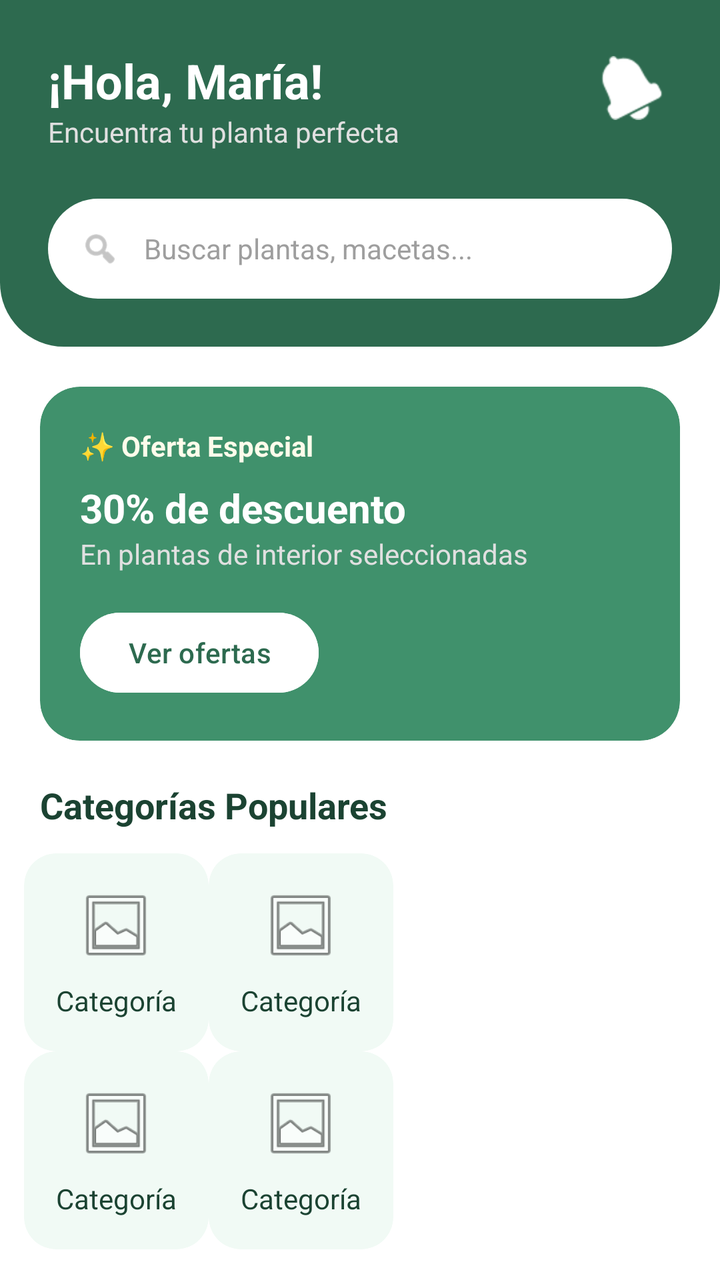
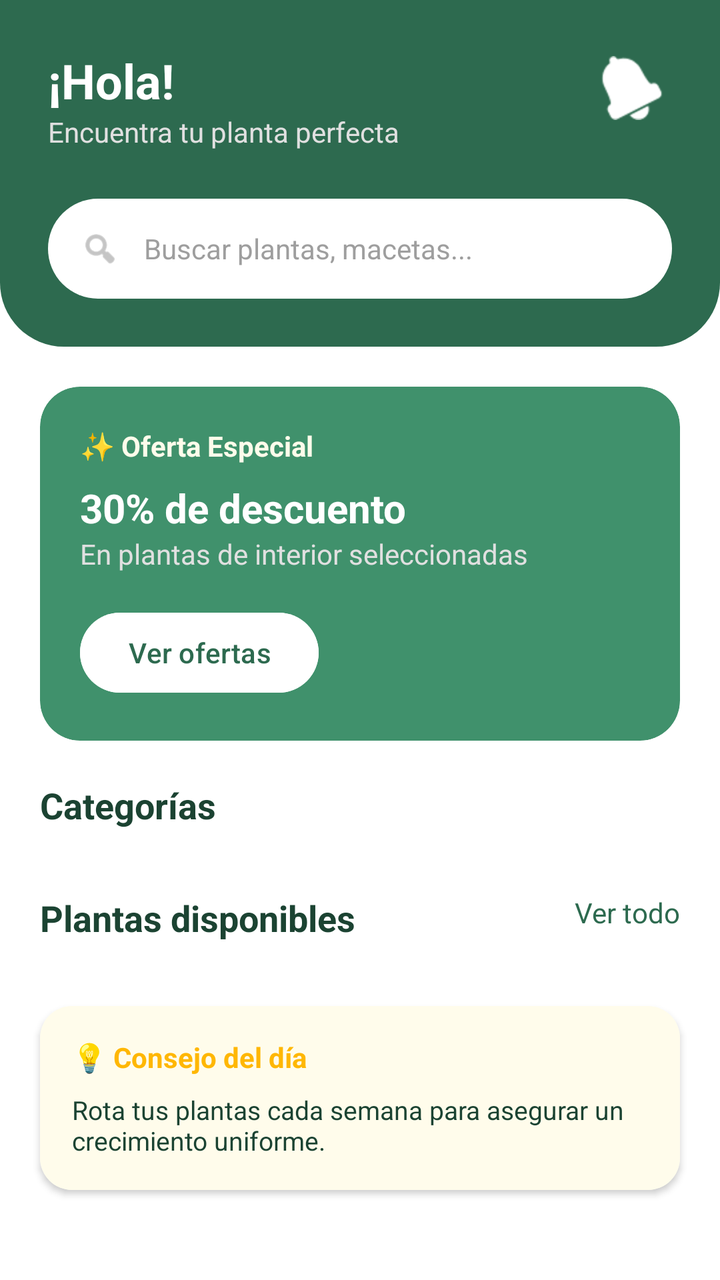

Screens rendered from an Android XML layout before and after an edit, with the pre-edit source and the edit as a unified diff.
<!-- AndroidManifest.xml: application theme Theme.Plantifyapp -->
<!-- res/layout/fragment_home.xml -->
<?xml version="1.0" encoding="utf-8"?>
<androidx.constraintlayout.widget.ConstraintLayout xmlns:android="http://schemas.android.com/apk/res/android"
    xmlns:app="http://schemas.android.com/apk/res-auto"
    xmlns:tools="http://schemas.android.com/tools"
    android:layout_width="match_parent"
    android:layout_height="match_parent"
    android:background="@color/white">

    
    <LinearLayout
        android:id="@+id/headerLayout"
        android:layout_width="match_parent"
        android:layout_height="wrap_content"
        android:background="@drawable/bg_header"
        android:orientation="vertical"
        android:padding="24dp"
        app:layout_constraintTop_toTopOf="parent">

        <RelativeLayout
            android:layout_width="match_parent"
            android:layout_height="wrap_content">

            <LinearLayout
                android:layout_width="wrap_content"
                android:layout_height="wrap_content"
                android:orientation="vertical">

                <TextView
                    android:id="@+id/tvGreeting"
                    android:layout_width="wrap_content"
                    android:layout_height="wrap_content"
                    android:text="¡Hola, María!"
                    android:textColor="@color/white"
                    android:textSize="24sp"
                    android:textStyle="bold" />

                <TextView
                    android:layout_width="wrap_content"
                    android:layout_height="wrap_content"
                    android:text="Encuentra tu planta perfecta"
                    android:textColor="@color/text_white_secondary"
                    android:textSize="14sp" />
            </LinearLayout>

            <ImageButton
                android:layout_width="40dp"
                android:layout_height="40dp"
                android:layout_alignParentEnd="true"
                android:background="@android:color/transparent"
                android:src="@android:drawable/ic_popup_reminder"
                app:tint="@color/white" />
        </RelativeLayout>

        <LinearLayout
            android:id="@+id/searchBarClickable"
            android:layout_width="match_parent"
            android:layout_height="50dp"
            android:layout_marginTop="24dp"
            android:background="@drawable/bg_search_bar"
            android:gravity="center_vertical"
            android:paddingHorizontal="16dp"
            android:clickable="true"
            android:focusable="true">

            <ImageView
                android:layout_width="20dp"
                android:layout_height="20dp"
                android:src="@android:drawable/ic_menu_search"
                app:tint="@color/gray_medium" />

            <TextView
                android:layout_width="match_parent"
                android:layout_height="wrap_content"
                android:layout_marginStart="12dp"
                android:text="Buscar plantas, macetas..."
                android:textColor="@color/gray_medium"
                android:textSize="14sp" />
        </LinearLayout>
    </LinearLayout>

    
    <androidx.core.widget.NestedScrollView
        android:layout_width="match_parent"
        android:layout_height="0dp"
        android:fillViewport="true"
        app:layout_constraintBottom_toBottomOf="parent"
        app:layout_constraintTop_toBottomOf="@id/headerLayout">

        <LinearLayout
            android:layout_width="match_parent"
            android:layout_height="wrap_content"
            android:orientation="vertical"
            android:paddingBottom="20dp">

            
            <androidx.cardview.widget.CardView
                android:layout_width="match_parent"
                android:layout_height="wrap_content"
                android:layout_margin="20dp"
                app:cardCornerRadius="20dp"
                app:cardElevation="0dp">

                <LinearLayout
                    android:layout_width="match_parent"
                    android:layout_height="wrap_content"
                    android:background="@drawable/bg_offer_banner"
                    android:orientation="vertical"
                    android:padding="20dp">

                    <TextView
                        android:layout_width="wrap_content"
                        android:layout_height="wrap_content"
                        android:text="✨ Oferta Especial"
                        android:textColor="@color/yellow_advice_bg"
                        android:textStyle="bold" />

                    <TextView
                        android:layout_width="wrap_content"
                        android:layout_height="wrap_content"
                        android:layout_marginTop="8dp"
                        android:text="30% de descuento"
                        android:textColor="@color/white"
                        android:textSize="20sp"
                        android:textStyle="bold" />

                    <TextView
                        android:layout_width="wrap_content"
                        android:layout_height="wrap_content"
                        android:text="En plantas de interior seleccionadas"
                        android:textColor="@color/text_white_secondary" />

                    <Button
                        android:layout_width="wrap_content"
                        android:layout_height="wrap_content"
                        android:layout_marginTop="16dp"
                        android:backgroundTint="@color/white"
                        android:text="Ver ofertas"
                        android:textAllCaps="false"
                        android:textColor="@color/green_primary" />
                </LinearLayout>
            </androidx.cardview.widget.CardView>

            <TextView
                android:layout_width="wrap_content"
                android:layout_height="wrap_content"
                android:layout_marginHorizontal="20dp"
                android:text="Categorías Populares"
                android:textColor="@color/text_primary"
                android:textSize="18sp"
                android:textStyle="bold" />

            <GridLayout
                android:layout_width="match_parent"
                android:layout_height="wrap_content"
                android:layout_margin="12dp"
                android:columnCount="2"
                android:rowCount="2">
                <include layout="@layout/item_category_simple" />
                <include layout="@layout/item_category_simple" />
                <include layout="@layout/item_category_simple" />
                <include layout="@layout/item_category_simple" />
            </GridLayout>

            <RelativeLayout
                android:layout_width="match_parent"
                android:layout_height="wrap_content"
                android:layout_marginHorizontal="20dp"
                android:layout_marginTop="16dp">

                <TextView
                    android:layout_width="wrap_content"
                    android:layout_height="wrap_content"
                    android:text="Recomendados para ti"
                    android:textColor="@color/text_primary"
                    android:textSize="18sp"
                    android:textStyle="bold" />

                <TextView
                    android:id="@+id/tvVerTodo"
                    android:layout_width="wrap_content"
                    android:layout_height="wrap_content"
                    android:layout_alignParentEnd="true"
                    android:text="Ver todo"
                    android:textColor="@color/green_primary"
                    android:clickable="true"
                    android:focusable="true"/>
            </RelativeLayout>

            <androidx.recyclerview.widget.RecyclerView
                android:id="@+id/rvRecommended"
                android:layout_width="match_parent"
                android:layout_height="wrap_content"
                android:layout_marginTop="12dp"
                android:clipToPadding="false"
                android:orientation="horizontal"
                android:paddingHorizontal="16dp"
                app:layoutManager="androidx.recyclerview.widget.LinearLayoutManager"
                tools:listitem="@layout/item_plant_card" />

            
            <androidx.cardview.widget.CardView
                android:layout_width="match_parent"
                android:layout_height="wrap_content"
                android:layout_margin="20dp"
                app:cardCornerRadius="16dp"
                app:cardElevation="2dp">
                <LinearLayout
                    android:layout_width="match_parent"
                    android:layout_height="wrap_content"
                    android:background="@color/yellow_advice_bg"
                    android:orientation="vertical"
                    android:padding="16dp">
                    <TextView
                        android:layout_width="wrap_content"
                        android:layout_height="wrap_content"
                        android:text="💡 Consejo del día"
                        android:textColor="@color/orange_accent"
                        android:textStyle="bold" />
                    <TextView
                        android:layout_width="match_parent"
                        android:layout_height="wrap_content"
                        android:layout_marginTop="8dp"
                        android:text="Rota tus plantas cada semana para asegurar un crecimiento uniforme."
                        android:textColor="@color/text_primary"
                        android:textSize="13sp" />
                </LinearLayout>
            </androidx.cardview.widget.CardView>
        </LinearLayout>
    </androidx.core.widget.NestedScrollView>
</androidx.constraintlayout.widget.ConstraintLayout>
<!-- res/layout/item_category_simple.xml (included above) -->
<?xml version="1.0" encoding="utf-8"?>
<androidx.cardview.widget.CardView xmlns:android="http://schemas.android.com/apk/res/android"
    xmlns:app="http://schemas.android.com/apk/res-auto"
    android:layout_width="0dp"
    android:layout_height="wrap_content"
    android:layout_margin="8dp"
    android:layout_weight="1"
    app:cardCornerRadius="16dp"
    app:cardElevation="0dp">

    <LinearLayout
        android:layout_width="match_parent"
        android:layout_height="wrap_content"
        android:background="@drawable/bg_category_card"
        android:gravity="center"
        android:orientation="vertical"
        android:padding="16dp">

        <ImageView
            android:id="@+id/ivCategoryIcon"
            android:layout_width="40dp"
            android:layout_height="40dp"
            android:src="@android:drawable/ic_menu_gallery" />

        <TextView
            android:id="@+id/tvCategoryName"
            android:layout_width="wrap_content"
            android:layout_height="wrap_content"
            android:layout_marginTop="8dp"
            android:text="Categoría"
            android:textColor="@color/text_primary"
            android:textSize="14sp" />
    </LinearLayout>
</androidx.cardview.widget.CardView>
<!-- res/layout/item_plant_card.xml (included above) -->
<?xml version="1.0" encoding="utf-8"?>
<androidx.cardview.widget.CardView xmlns:android="http://schemas.android.com/apk/res/android"
    xmlns:app="http://schemas.android.com/apk/res-auto"
    android:layout_width="160dp"
    android:layout_height="wrap_content"
    android:layout_margin="8dp"
    app:cardCornerRadius="20dp"
    app:cardElevation="2dp">

    <LinearLayout
        android:layout_width="match_parent"
        android:layout_height="wrap_content"
        android:orientation="vertical">

        <RelativeLayout
            android:layout_width="match_parent"
            android:layout_height="140dp">

            <ImageView
                android:id="@+id/ivPlantImage"
                android:layout_width="match_parent"
                android:layout_height="match_parent"
                android:scaleType="centerCrop"
                android:src="@android:drawable/ic_menu_gallery" />

            <TextView
                android:id="@+id/tvPrice"
                android:layout_width="wrap_content"
                android:layout_height="wrap_content"
                android:layout_alignParentEnd="true"
                android:layout_margin="10dp"
                android:background="@drawable/bg_search_bar"
                android:paddingHorizontal="8dp"
                android:paddingVertical="4dp"
                android:text="$25.00"
                android:textColor="@color/text_primary"
                android:textSize="12sp"
                android:textStyle="bold" />
        </RelativeLayout>

        <LinearLayout
            android:layout_width="match_parent"
            android:layout_height="wrap_content"
            android:orientation="vertical"
            android:padding="12dp">

            <TextView
                android:id="@+id/tvPlantName"
                android:layout_width="match_parent"
                android:layout_height="wrap_content"
                android:text="Nombre Planta"
                android:textColor="@color/text_primary"
                android:textSize="14sp"
                android:textStyle="bold" />

            <TextView
                android:id="@+id/tvPlantScientific"
                android:layout_width="match_parent"
                android:layout_height="wrap_content"
                android:text="Scientific name"
                android:textColor="@color/gray_medium"
                android:textSize="11sp"
                android:fontStyle="italic" />

            <LinearLayout
                android:layout_width="match_parent"
                android:layout_height="wrap_content"
                android:layout_marginTop="4dp"
                android:gravity="center_vertical"
                android:orientation="horizontal">

                <ImageView
                    android:layout_width="12dp"
                    android:layout_height="12dp"
                    android:src="@android:drawable/btn_star_big_on"
                    app:tint="@color/orange_accent" />

                <TextView
                    android:id="@+id/tvRating"
                    android:layout_width="wrap_content"
                    android:layout_height="wrap_content"
                    android:layout_marginStart="4dp"
                    android:text="4.8"
                    android:textColor="@color/text_primary"
                    android:textSize="12sp"
                    android:textStyle="bold" />

                <TextView
                    android:id="@+id/tvReviews"
                    android:layout_width="wrap_content"
                    android:layout_height="wrap_content"
                    android:layout_marginStart="4dp"
                    android:text="(124)"
                    android:textColor="@color/gray_medium"
                    android:textSize="11sp" />
            </LinearLayout>

            <Button
                android:id="@+id/btnAddToCart"
                android:layout_width="match_parent"
                android:layout_height="36dp"
                android:layout_marginTop="8dp"
                android:backgroundTint="@color/green_primary"
                android:insetTop="0dp"
                android:insetBottom="0dp"
                android:text="Añadir"
                android:textAllCaps="false"
                android:textSize="12sp"
                app:cornerRadius="10dp" />
        </LinearLayout>
    </LinearLayout>
</androidx.cardview.widget.CardView>
<!-- resources referenced by this layout -->
<resources>
  <color name="gray_medium">#9E9E9E</color>
  <color name="green_primary">#2D6A4F</color>
  <color name="orange_accent">#FFB703</color>
  <color name="text_primary">#1B4332</color>
  <color name="text_white_secondary">#E0E0E0</color>
  <color name="white">#FFFFFFFF</color>
  <color name="yellow_advice_bg">#FFFCEB</color>
  <!-- drawable bg_category_card (drawable) -->
  <?xml version="1.0" encoding="utf-8"?>
  <shape xmlns:android="http://schemas.android.com/apk/res/android">
      <solid android:color="@color/category_bg" />
      <corners android:radius="16dp" />
  </shape>
  <!-- drawable bg_header (drawable) -->
  <?xml version="1.0" encoding="utf-8"?>
  <shape xmlns:android="http://schemas.android.com/apk/res/android">
      <solid android:color="@color/green_primary" />
      <corners
          android:bottomLeftRadius="32dp"
          android:bottomRightRadius="32dp" />
  </shape>
  <!-- drawable bg_offer_banner (drawable) -->
  <?xml version="1.0" encoding="utf-8"?>
  <shape xmlns:android="http://schemas.android.com/apk/res/android">
      <solid android:color="@color/green_offer" />
      <corners android:radius="20dp" />
  </shape>
  <!-- drawable bg_search_bar (drawable) -->
  <?xml version="1.0" encoding="utf-8"?>
  <shape xmlns:android="http://schemas.android.com/apk/res/android">
      <solid android:color="@color/white" />
      <corners android:radius="25dp" />
  </shape>
  <style name="Theme.Plantifyapp" parent="Base.Theme.Plantifyapp" />
  <color name="category_bg">#F1FAF5</color>
  <color name="green_offer">#40916C</color>
  <style name="Base.Theme.Plantifyapp" parent="Theme.Material3.DayNight.NoActionBar">
          
          
      </style>
</resources>

<!-- the commit's change to res/layout/fragment_home.xml (unified diff, before → after) -->
@@ -29,7 +29,7 @@
                     android:id="@+id/tvGreeting"
                     android:layout_width="wrap_content"
                     android:layout_height="wrap_content"
-                    android:text="¡Hola, María!"
+                    android:text="¡Hola!"
                     android:textColor="@color/white"
                     android:textSize="24sp"
                     android:textStyle="bold" />
@@ -51,6 +51,7 @@
                 app:tint="@color/white" />
         </RelativeLayout>
 
+        
         <LinearLayout
             android:id="@+id/searchBarClickable"
             android:layout_width="match_parent"
@@ -140,27 +141,50 @@
                 </LinearLayout>
             </androidx.cardview.widget.CardView>
 
+            
             <TextView
                 android:layout_width="wrap_content"
                 android:layout_height="wrap_content"
                 android:layout_marginHorizontal="20dp"
-                android:text="Categorías Populares"
+                android:layout_marginBottom="8dp"
+                android:text="Categorías"
                 android:textColor="@color/text_primary"
                 android:textSize="18sp"
                 android:textStyle="bold" />
 
-            <GridLayout
-                android:layout_width="match_parent"
-                android:layout_height="wrap_content"
-                android:layout_margin="12dp"
-                android:columnCount="2"
-                android:rowCount="2">
-                <include layout="@layout/item_category_simple" />
-                <include layout="@layout/item_category_simple" />
-                <include layout="@layout/item_category_simple" />
-                <include layout="@layout/item_category_simple" />
-            </GridLayout>
-
+            <androidx.recyclerview.widget.RecyclerView
+                android:id="@+id/rvCategories"
+                android:layout_width="match_parent"
+                android:layout_height="wrap_content"
+                android:clipToPadding="false"
+                android:paddingHorizontal="16dp"
+                android:paddingBottom="8dp"
+                android:orientation="horizontal"
+                app:layoutManager="androidx.recyclerview.widget.LinearLayoutManager"/>
+
+            
+            <ProgressBar
+                android:id="@+id/progressBar"
+                android:layout_width="wrap_content"
+                android:layout_height="wrap_content"
+                android:layout_gravity="center"
+                android:layout_marginTop="16dp"
+                android:indeterminateTint="@color/green_primary"
+                android:visibility="gone"/>
+
+            
+            <TextView
+                android:id="@+id/tvEmpty"
+                android:layout_width="match_parent"
+                android:layout_height="wrap_content"
+                android:gravity="center"
+                android:layout_marginTop="32dp"
+                android:text="No hay plantas disponibles 🌿"
+                android:textColor="@color/gray_medium"
+                android:textSize="15sp"
+                android:visibility="gone"/>
+
+            
             <RelativeLayout
                 android:layout_width="match_parent"
                 android:layout_height="wrap_content"
@@ -170,7 +194,7 @@
                 <TextView
                     android:layout_width="wrap_content"
                     android:layout_height="wrap_content"
-                    android:text="Recomendados para ti"
+                    android:text="Plantas disponibles"
                     android:textColor="@color/text_primary"
                     android:textSize="18sp"
                     android:textStyle="bold" />
@@ -186,15 +210,17 @@
                     android:focusable="true"/>
             </RelativeLayout>
 
+            
             <androidx.recyclerview.widget.RecyclerView
                 android:id="@+id/rvRecommended"
                 android:layout_width="match_parent"
                 android:layout_height="wrap_content"
                 android:layout_marginTop="12dp"
                 android:clipToPadding="false"
-                android:orientation="horizontal"
-                android:paddingHorizontal="16dp"
-                app:layoutManager="androidx.recyclerview.widget.LinearLayoutManager"
+                android:paddingHorizontal="8dp"
+                android:nestedScrollingEnabled="false"
+                app:layoutManager="androidx.recyclerview.widget.GridLayoutManager"
+                app:spanCount="2"
                 tools:listitem="@layout/item_plant_card" />
 
             
@@ -225,44 +251,11 @@
                         android:textSize="13sp" />
                 </LinearLayout>
             </androidx.cardview.widget.CardView>
+
         </LinearLayout>
     </androidx.core.widget.NestedScrollView>
+
 </androidx.constraintlayout.widget.ConstraintLayout>
-<!-- res/layout/item_category_simple.xml (included above) -->
-<?xml version="1.0" encoding="utf-8"?>
-<androidx.cardview.widget.CardView xmlns:android="http://schemas.android.com/apk/res/android"
-    xmlns:app="http://schemas.android.com/apk/res-auto"
-    android:layout_width="0dp"
-    android:layout_height="wrap_content"
-    android:layout_margin="8dp"
-    android:layout_weight="1"
-    app:cardCornerRadius="16dp"
-    app:cardElevation="0dp">
-
-    <LinearLayout
-        android:layout_width="match_parent"
-        android:layout_height="wrap_content"
-        android:background="@drawable/bg_category_card"
-        android:gravity="center"
-        android:orientation="vertical"
-        android:padding="16dp">
-
-        <ImageView
-            android:id="@+id/ivCategoryIcon"
-            android:layout_width="40dp"
-            android:layout_height="40dp"
-            android:src="@android:drawable/ic_menu_gallery" />
-
-        <TextView
-            android:id="@+id/tvCategoryName"
-            android:layout_width="wrap_content"
-            android:layout_height="wrap_content"
-            android:layout_marginTop="8dp"
-            android:text="Categoría"
-            android:textColor="@color/text_primary"
-            android:textSize="14sp" />
-    </LinearLayout>
-</androidx.cardview.widget.CardView>
 <!-- res/layout/item_plant_card.xml (included above) -->
 <?xml version="1.0" encoding="utf-8"?>
 <androidx.cardview.widget.CardView xmlns:android="http://schemas.android.com/apk/res/android"
<!-- resource entries referenced after the edit -->
@@ -7,12 +7,6 @@
   <color name="text_white_secondary">#E0E0E0</color>
   <color name="white">#FFFFFFFF</color>
   <color name="yellow_advice_bg">#FFFCEB</color>
-  <!-- drawable bg_category_card (drawable) -->
-  <?xml version="1.0" encoding="utf-8"?>
-  <shape xmlns:android="http://schemas.android.com/apk/res/android">
-      <solid android:color="@color/category_bg" />
-      <corners android:radius="16dp" />
-  </shape>
   <!-- drawable bg_header (drawable) -->
   <?xml version="1.0" encoding="utf-8"?>
   <shape xmlns:android="http://schemas.android.com/apk/res/android">
@@ -34,7 +28,6 @@
       <corners android:radius="25dp" />
   </shape>
   <style name="Theme.Plantifyapp" parent="Base.Theme.Plantifyapp" />
-  <color name="category_bg">#F1FAF5</color>
   <color name="green_offer">#40916C</color>
   <style name="Base.Theme.Plantifyapp" parent="Theme.Material3.DayNight.NoActionBar">
           
